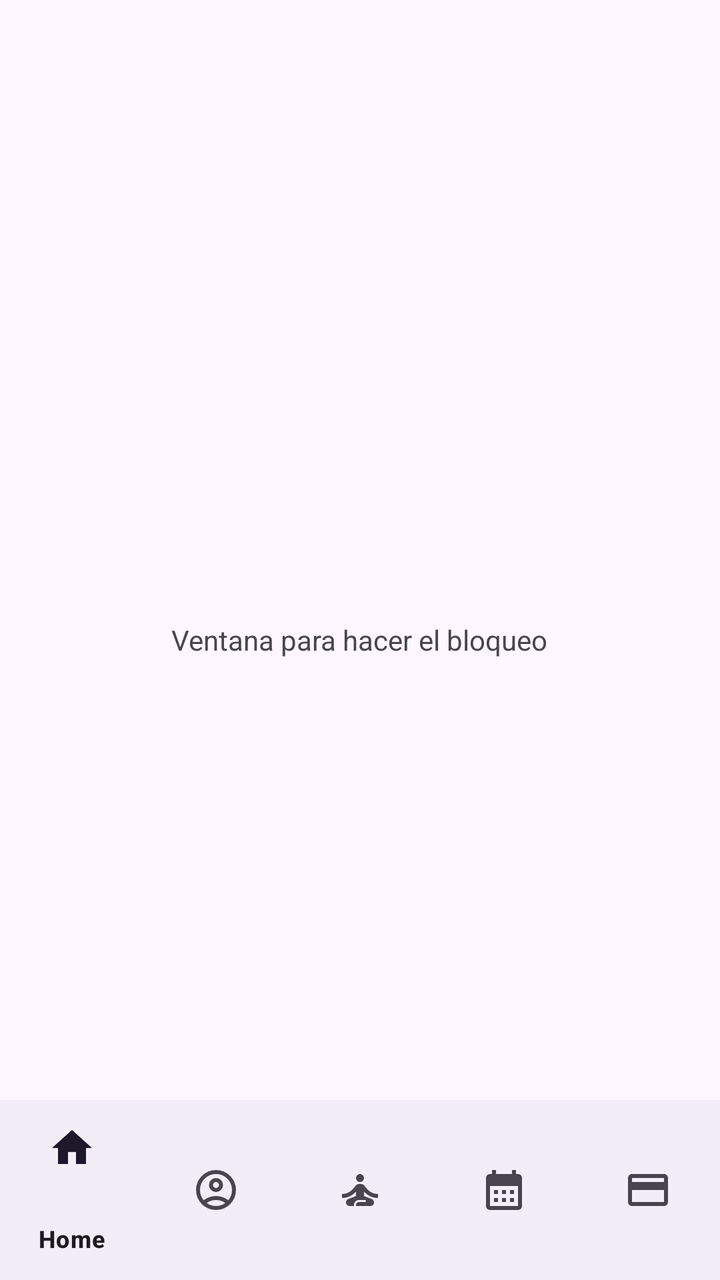
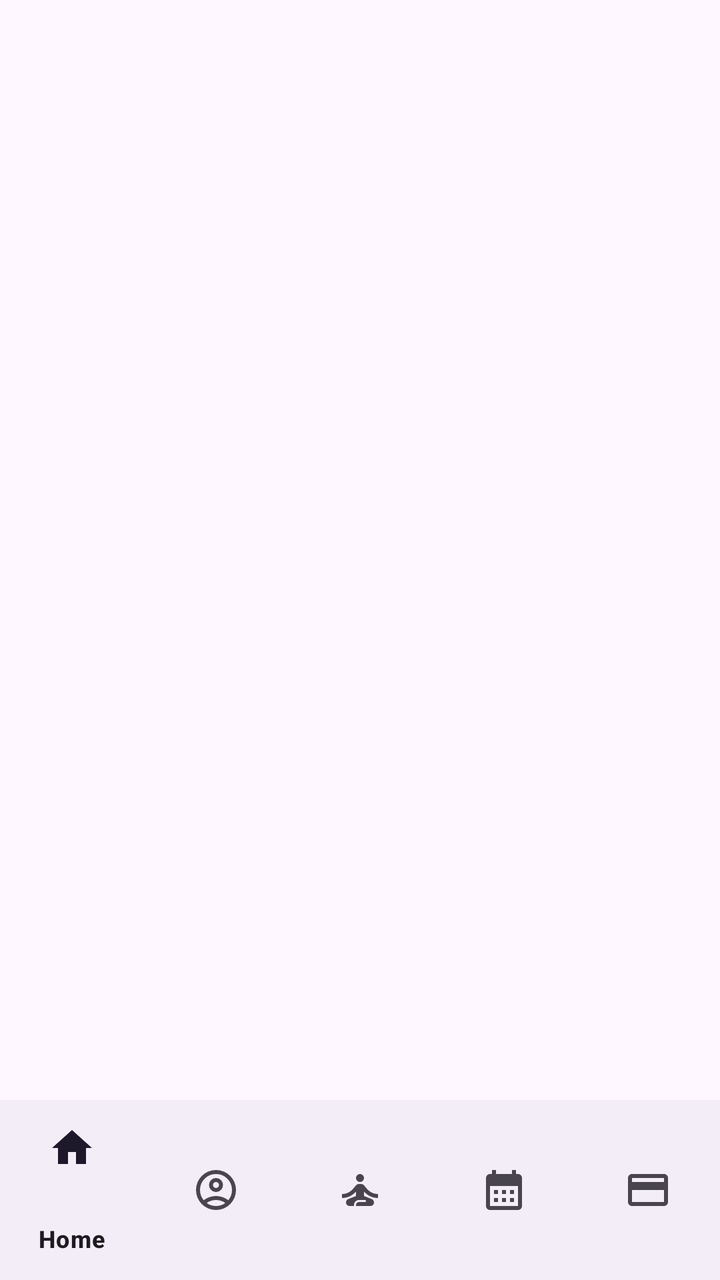

The first picture is an Android layout as it rendered before a commit; the second is the same layout after the commit. The layout source and the unified diff follow.
<!-- AndroidManifest.xml: application theme Theme.AppGYM -->
<!-- res/layout/activity_main2.xml -->
<?xml version="1.0" encoding="utf-8"?>
<androidx.constraintlayout.widget.ConstraintLayout xmlns:android="http://schemas.android.com/apk/res/android"
    xmlns:app="http://schemas.android.com/apk/res-auto"
    xmlns:tools="http://schemas.android.com/tools"
    android:id="@+id/main"
    android:layout_width="match_parent"
    android:layout_height="match_parent"
    tools:context=".MainActivity2">


<LinearLayout
    android:id="@+id/ventanaInicial"
    android:layout_width="match_parent"
    android:layout_height="match_parent"
    android:orientation="vertical"
    android:gravity="center">
<TextView
    android:layout_width="wrap_content"
    android:layout_height="wrap_content"
    android:text="Ventana para hacer el bloqueo"/>

</LinearLayout>
    <androidx.fragment.app.FragmentContainerView
        android:id="@+id/contenedor_fragment"
        android:layout_width="match_parent"
        android:layout_height="0dp"
        app:layout_constraintTop_toTopOf="parent"
        app:layout_constraintBottom_toTopOf="@id/menuBajo"
        app:layout_constraintStart_toStartOf="parent"
        app:layout_constraintEnd_toEndOf="parent"/>


    <com.google.android.material.bottomnavigation.BottomNavigationView
        android:id="@+id/menuBajo"
        android:layout_width="match_parent"
        android:layout_height="90dp"
        app:layout_constraintBottom_toBottomOf="parent"
        app:menu="@menu/barra">


    </com.google.android.material.bottomnavigation.BottomNavigationView>
</androidx.constraintlayout.widget.ConstraintLayout>
<!-- resources referenced by this layout -->
<resources>
  <style name="Theme.AppGYM" parent="Base.Theme.AppGYM" />
  <style name="Base.Theme.AppGYM" parent="Theme.Material3.DayNight.NoActionBar">
          
          
      </style>
</resources>

<!-- the commit's change to res/layout/activity_main2.xml (unified diff, before → after) -->
@@ -8,18 +8,7 @@
     tools:context=".MainActivity2">
 
 
-<LinearLayout
-    android:id="@+id/ventanaInicial"
-    android:layout_width="match_parent"
-    android:layout_height="match_parent"
-    android:orientation="vertical"
-    android:gravity="center">
-<TextView
-    android:layout_width="wrap_content"
-    android:layout_height="wrap_content"
-    android:text="Ventana para hacer el bloqueo"/>
 
-</LinearLayout>
     <androidx.fragment.app.FragmentContainerView
         android:id="@+id/contenedor_fragment"
         android:layout_width="match_parent"
